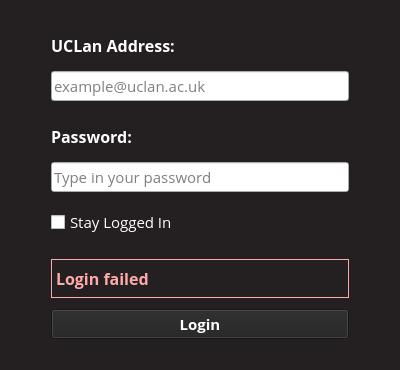
Qt form blackboard_sync/qt/LoginWindow.ui (sanjacob/BlackboardSync) before a commit.
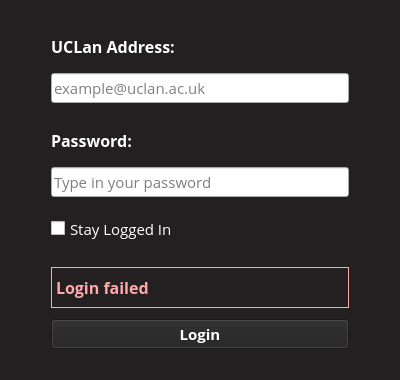
The same form after that commit. Icons and pictures are not drawn.

Commit message: Set all styles in main widget, set size constraints

```diff
--- a/blackboard_sync/qt/LoginWindow.ui
+++ b/blackboard_sync/qt/LoginWindow.ui
@@ -7,7 +7,7 @@
     <x>0</x>
     <y>0</y>
     <width>400</width>
-    <height>370</height>
+    <height>380</height>
    </rect>
   </property>
   <property name="sizePolicy">
@@ -19,7 +19,7 @@
   <property name="minimumSize">
    <size>
     <width>400</width>
-    <height>0</height>
+    <height>380</height>
    </size>
   </property>
   <property name="maximumSize">
@@ -43,7 +43,8 @@
   <property name="styleSheet">
    <string notr="true">QWidget#LoginWindow { background-color: #241f21 }
 QLabel {color:white}
-QCheckBox {color:white}</string>
+QCheckBox {color:white}
+QPushButton {color: white; background-color: #222222;}QPushButton:focus, QPushButton:pressed, QPushButton:hover {background-color: black;	background-image: unset;}</string>
   </property>
   <layout class="QHBoxLayout" name="horizontalLayout_2">
    <item>
@@ -278,17 +279,7 @@
         <enum>Qt::NoFocus</enum>
        </property>
        <property name="styleSheet">
-        <string notr="true">QPushButton {
-	color: white;
-	background-color: #222222;
-}
-
-QPushButton:focus, 
-QPushButton:pressed,
-QPushButton:hover {
-	background-color: black;
-	background-image: unset;
-}</string>
+        <string notr="true"/>
        </property>
        <property name="text">
         <string>Login</string>
```
The commit also changes 3 other files.
